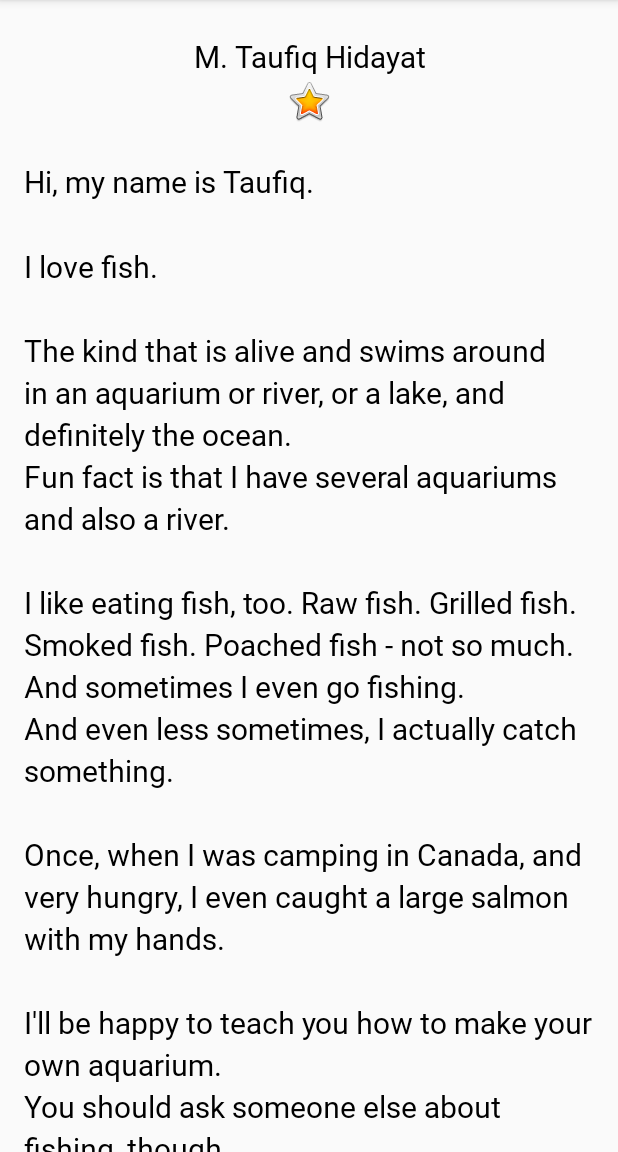
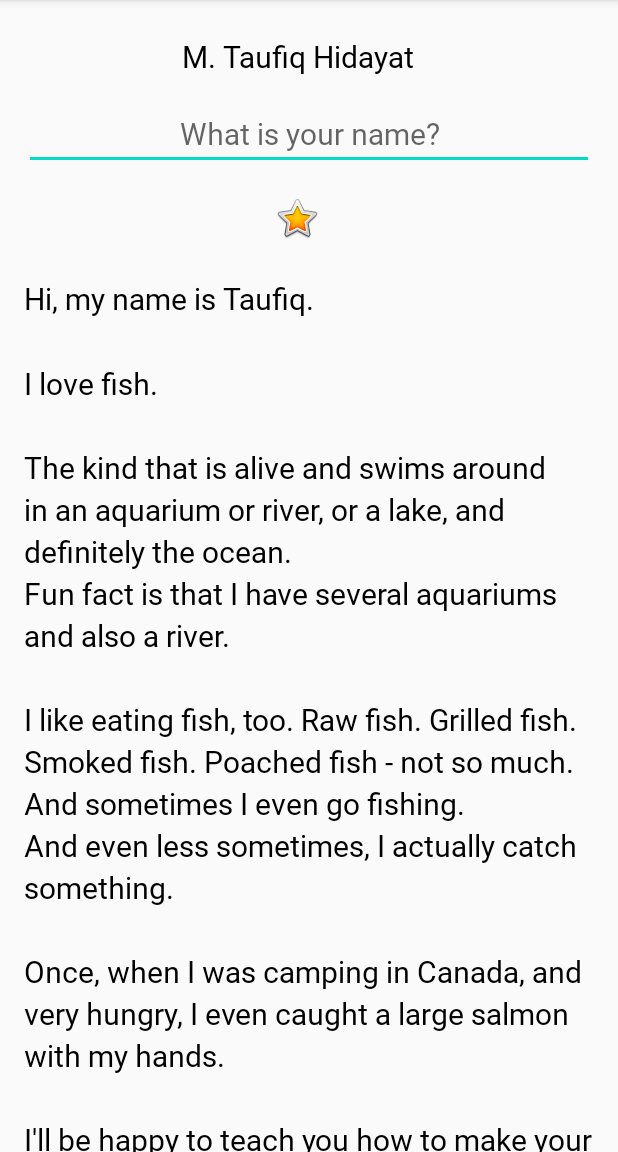
Before and after one commit to MtaufiqH/AboutMe, an Android app: the screen it shows after launch (MainActivity), on a phone screen of 412 x 824 dp, the part 84-1236 px from its top. Run offline under Robolectric (Android 15) with nearby library versions, the phone set to English and light mode, and no system bars.

Commit message:
add edit text

```diff
--- a/app/src/main/res/layout/activity_main.xml
+++ b/app/src/main/res/layout/activity_main.xml
@@ -5,8 +5,7 @@
     android:layout_width="match_parent"
     android:layout_height="match_parent"
     android:orientation="vertical"
-    android:paddingStart="@dimen/layout_padding"
-    android:paddingEnd="@dimen/layout_padding"
+    android:paddingEnd="16dp"
     tools:context=".MainActivity">
 
     <TextView
@@ -17,16 +16,28 @@
         android:text="@string/my_name"
         android:textAlignment="center" />
 
+    <EditText
+        android:id="@+id/nickname_edit"
+        android:layout_width="match_parent"
+        android:layout_height="wrap_content"
+        style="@style/nameStyle"
+        android:textAlignment="center"
+        android:layout_marginStart="@dimen/layout_margin"
+        android:hint="@string/what_is_your_name"
+        android:inputType="textPersonName" />
+
     <ImageView
         android:id="@+id/star_image"
         android:layout_width="match_parent"
         android:layout_height="wrap_content"
+        android:layout_marginTop="@dimen/layout_margin"
         android:contentDescription="@string/yellow_star"
         app:srcCompat="@android:drawable/btn_star_big_on" />
 
     <ScrollView
         android:layout_width="match_parent"
-        android:layout_height="match_parent">
+        android:layout_height="match_parent"
+        android:paddingStart="@dimen/layout_padding">
 
         <LinearLayout
             android:layout_width="match_parent"
--- a/app/src/main/res/values/strings.xml
+++ b/app/src/main/res/values/strings.xml
@@ -14,5 +14,6 @@
 \n\nOnce, when I was camping in Canada, and very hungry, I even caught a large salmon with my hands.
 \n\nI\'ll be happy to teach you how to make your own aquarium.
 \nYou should ask someone else about fishing, though.\n\n</string>
+    <string name="what_is_your_name">What is your name?</string>
 
 </resources>
```
